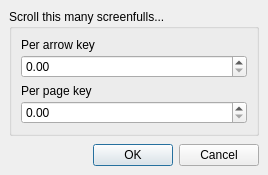
First picture: the form in Forms/FVW_OptionsDialog.ui, repository billkarsh/SpikeGLX, before the edit.
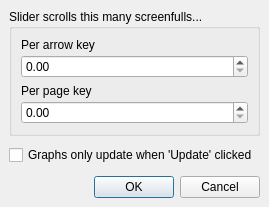
Second picture: the form after the edit.

Commit message: FileViewer gets option to manually update graphs

What changed in the file:
```diff
--- a/Forms/FVW_OptionsDialog.ui
+++ b/Forms/FVW_OptionsDialog.ui
@@ -6,8 +6,8 @@
    <rect>
     <x>0</x>
     <y>0</y>
-    <width>268</width>
-    <height>170</height>
+    <width>269</width>
+    <height>202</height>
    </rect>
   </property>
   <property name="windowTitle">
@@ -27,12 +27,12 @@
     <number>9</number>
    </property>
    <property name="verticalSpacing">
-    <number>6</number>
+    <number>9</number>
    </property>
    <item row="0" column="0">
     <widget class="QGroupBox" name="groupBox">
      <property name="title">
-      <string>Scroll this many screenfulls...</string>
+      <string>Slider scrolls this many screenfulls...</string>
      </property>
      <layout class="QGridLayout" name="gridLayout">
       <item row="0" column="0">
@@ -104,7 +104,7 @@
      </layout>
     </widget>
    </item>
-   <item row="1" column="0">
+   <item row="2" column="0">
     <spacer name="verticalSpacer">
      <property name="orientation">
       <enum>Qt::Vertical</enum>
@@ -120,7 +120,7 @@
      </property>
     </spacer>
    </item>
-   <item row="2" column="0">
+   <item row="3" column="0">
     <widget class="QDialogButtonBox" name="buttonBox">
      <property name="sizePolicy">
       <sizepolicy hsizetype="Preferred" vsizetype="Preferred">
@@ -139,6 +139,22 @@
      </property>
     </widget>
    </item>
+   <item row="1" column="0">
+    <widget class="QCheckBox" name="manualChk">
+     <property name="sizePolicy">
+      <sizepolicy hsizetype="Preferred" vsizetype="Fixed">
+       <horstretch>0</horstretch>
+       <verstretch>0</verstretch>
+      </sizepolicy>
+     </property>
+     <property name="toolTip">
+      <string>Use manual updating on slow computers to limit redrawing</string>
+     </property>
+     <property name="text">
+      <string>Graphs only update when 'Update' clicked</string>
+     </property>
+    </widget>
+   </item>
   </layout>
  </widget>
  <tabstops>
```
Left out of the diff: 2 changed lines with no effect on the pictures. The commit also changes 7 other files.
